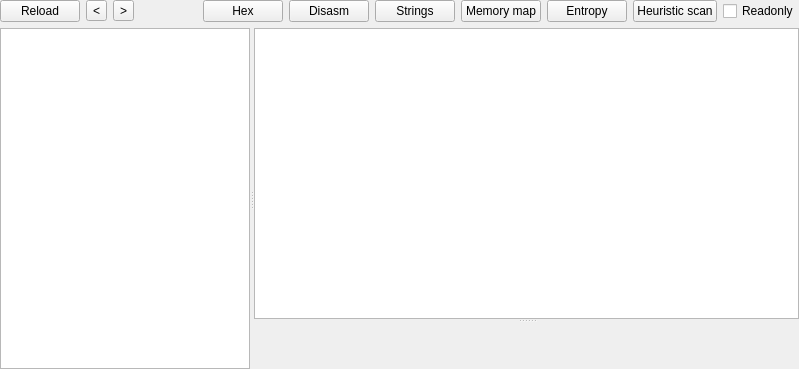
This is PE/pewidget.ui in horsicq/FormatWidgets as Qt 5 draws it before an edit. The edited form follows.
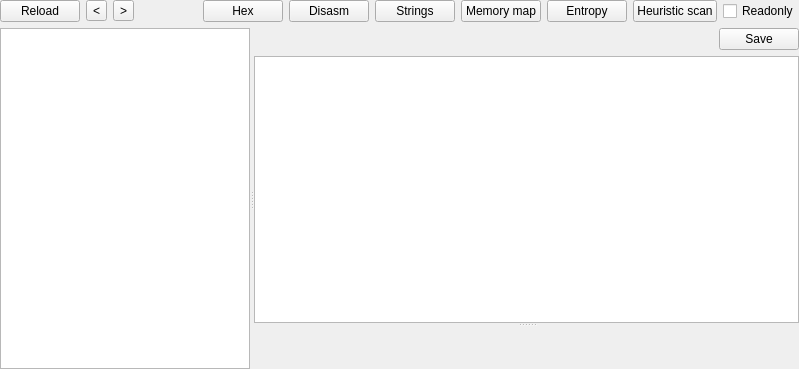
This is the edited form. The open tabs and pages were chosen to show the change. Custom widgets are drawn as their Qt base class.

Diff of the .ui file:
```diff
--- a/PE/pewidget.ui
+++ b/PE/pewidget.ui
@@ -395,6 +395,30 @@
         <property name="bottomMargin">
          <number>0</number>
         </property>
+        <item>
+         <layout class="QHBoxLayout" name="horizontalLayout_13">
+          <item>
+           <spacer name="horizontalSpacer_13">
+            <property name="orientation">
+             <enum>Qt::Horizontal</enum>
+            </property>
+            <property name="sizeHint" stdset="0">
+             <size>
+              <width>40</width>
+              <height>20</height>
+             </size>
+            </property>
+           </spacer>
+          </item>
+          <item>
+           <widget class="QPushButton" name="pushButtonSave_IMAGE_DOS_HEADER">
+            <property name="text">
+             <string>Save</string>
+            </property>
+           </widget>
+          </item>
+         </layout>
+        </item>
         <item>
          <widget class="QSplitter" name="splitter_3">
           <property name="orientation">
```
Left out of the diff: 2 changed lines with no effect on the pictures.
